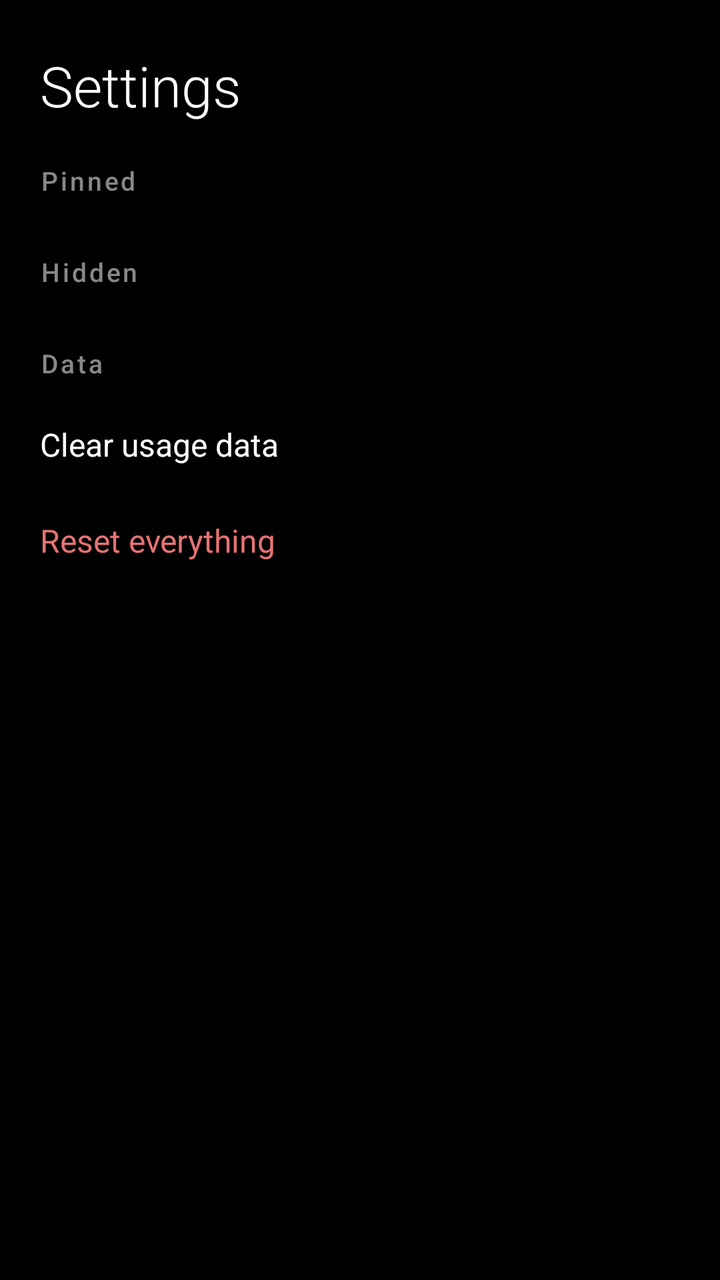
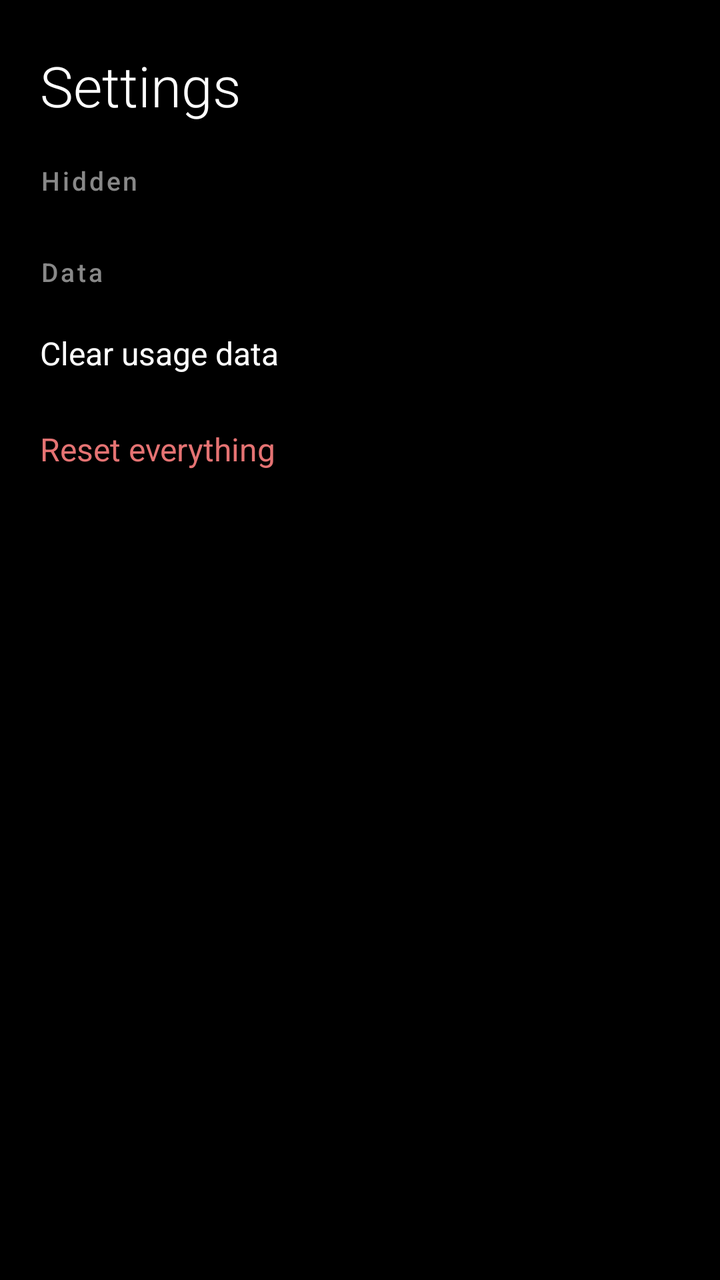

Compare the two renders of this Android layout. The source of the first and the diff that turns it into the second are given below.
<!-- AndroidManifest.xml: application theme Theme.AppCompat.NoActionBar -->
<!-- res/layout/activity_settings.xml -->
<?xml version="1.0" encoding="utf-8"?>
<ScrollView
    xmlns:android="http://schemas.android.com/apk/res/android"
    android:layout_width="match_parent"
    android:layout_height="match_parent"
    android:background="@android:color/black"
    android:fillViewport="true">

    <LinearLayout
        android:layout_width="match_parent"
        android:layout_height="wrap_content"
        android:orientation="vertical"
        android:paddingStart="20dp"
        android:paddingEnd="20dp"
        android:paddingTop="24dp"
        android:paddingBottom="32dp">

        <TextView
            android:layout_width="wrap_content"
            android:layout_height="wrap_content"
            android:text="Settings"
            android:textSize="28sp"
            android:textColor="#FFFFFF"
            android:fontFamily="sans-serif-light"
            android:paddingBottom="20dp" />

        <TextView
            android:layout_width="match_parent"
            android:layout_height="wrap_content"
            android:text="Pinned"
            android:textSize="13sp"
            android:textColor="#888888"
            android:fontFamily="sans-serif-medium"
            android:letterSpacing="0.1"
            android:paddingBottom="8dp" />

        <LinearLayout
            android:id="@+id/section_pinned"
            android:layout_width="match_parent"
            android:layout_height="wrap_content"
            android:orientation="vertical"
            android:paddingBottom="20dp" />

        <TextView
            android:layout_width="match_parent"
            android:layout_height="wrap_content"
            android:text="Hidden"
            android:textSize="13sp"
            android:textColor="#888888"
            android:fontFamily="sans-serif-medium"
            android:letterSpacing="0.1"
            android:paddingBottom="8dp" />

        <LinearLayout
            android:id="@+id/section_hidden"
            android:layout_width="match_parent"
            android:layout_height="wrap_content"
            android:orientation="vertical"
            android:paddingBottom="20dp" />

        <TextView
            android:layout_width="match_parent"
            android:layout_height="wrap_content"
            android:text="Data"
            android:textSize="13sp"
            android:textColor="#888888"
            android:fontFamily="sans-serif-medium"
            android:letterSpacing="0.1"
            android:paddingBottom="8dp" />

        <TextView
            android:id="@+id/btn_clear_usage"
            android:layout_width="match_parent"
            android:layout_height="48dp"
            android:gravity="center_vertical"
            android:text="Clear usage data"
            android:textSize="16sp"
            android:textColor="#FFFFFF"
            android:background="?attr/selectableItemBackground" />

        <TextView
            android:id="@+id/btn_reset_all"
            android:layout_width="match_parent"
            android:layout_height="48dp"
            android:gravity="center_vertical"
            android:text="Reset everything"
            android:textSize="16sp"
            android:textColor="#E57373"
            android:background="?attr/selectableItemBackground" />

    </LinearLayout>
</ScrollView>
<!-- resources referenced by this layout -->
<resources>

</resources>

<!-- the commit's change to res/layout/activity_settings.xml (unified diff, before → after) -->
@@ -22,23 +22,6 @@
             android:textSize="28sp"
             android:textColor="#FFFFFF"
             android:fontFamily="sans-serif-light"
-            android:paddingBottom="20dp" />
-
-        <TextView
-            android:layout_width="match_parent"
-            android:layout_height="wrap_content"
-            android:text="Pinned"
-            android:textSize="13sp"
-            android:textColor="#888888"
-            android:fontFamily="sans-serif-medium"
-            android:letterSpacing="0.1"
-            android:paddingBottom="8dp" />
-
-        <LinearLayout
-            android:id="@+id/section_pinned"
-            android:layout_width="match_parent"
-            android:layout_height="wrap_content"
-            android:orientation="vertical"
             android:paddingBottom="20dp" />
 
         <TextView
